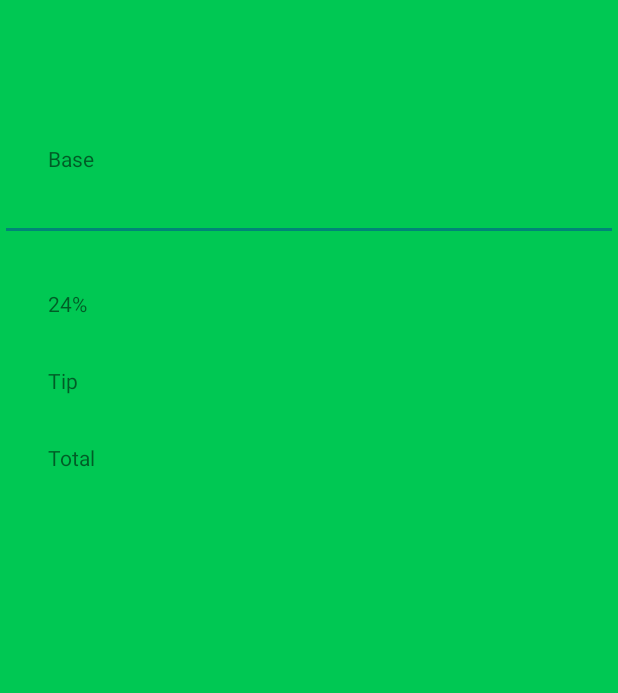
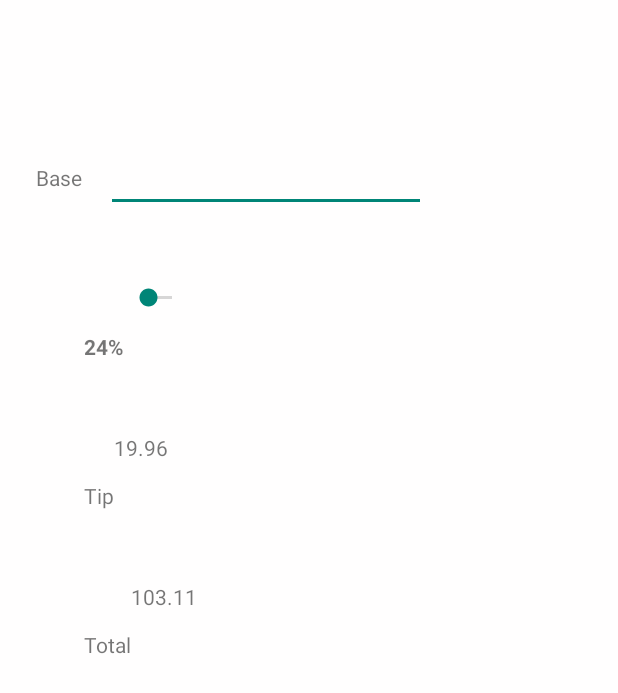
Before and after one commit to Anjasfedo/tippie, an Android app built with Jetpack Compose: the screen it shows after launch (MainActivity), on a phone screen of 412 x 824 dp. Shown: the top 693 px of the screen. Run offline under Robolectric (Android 15) with nearby library versions, the phone set to English and light mode, and no system bars.

Commit message:
feat: input layout

```diff
--- a/app/src/main/res/layout/activity_main.xml
+++ b/app/src/main/res/layout/activity_main.xml
@@ -3,26 +3,41 @@
     xmlns:tools="http://schemas.android.com/tools"
     android:layout_width="match_parent"
     android:layout_height="match_parent"
-    android:background="#00C853"
+    android:background="#FFFEFE"
     android:orientation="vertical"
-    android:paddingTop="48dp">
+    android:paddingTop="48dp"
+    tools:context=".MainActivity">
+
+    <LinearLayout
+        android:layout_width="wrap_content"
+        android:layout_height="wrap_content"
+        android:layout_marginLeft="24dp"
+        android:layout_marginTop="48dp"
+        android:orientation="horizontal">
 
         <TextView
             android:id="@+id/tvBaseLabel"
             android:layout_width="wrap_content"
             android:layout_height="wrap_content"
-        android:layout_marginLeft="32dp"
-        android:layout_marginTop="48dp"
-        android:baselineAligned="true"
+            android:layout_gravity="center_vertical"
             android:text="Base" />
 
-
         <EditText
-        android:id="@+id/editTextNumberDecimal"
-        android:layout_width="match_parent"
+            android:id="@+id/etBaseAmount"
+            android:layout_width="0dp"
             android:layout_height="wrap_content"
+            android:layout_marginStart="16dp"
+            android:layout_weight="1"
             android:ems="10"
             android:inputType="numberDecimal" />
+    </LinearLayout>
+
+    <LinearLayout
+        android:layout_width="wrap_content"
+        android:layout_height="wrap_content"
+        android:layout_marginLeft="24dp"
+        android:layout_marginTop="48dp"
+        android:orientation="horizontal">
 
         <TextView
             android:id="@+id/tvTipPercentLabel"
@@ -31,7 +46,22 @@
             android:layout_marginLeft="32dp"
             android:layout_marginTop="32dp"
             android:baselineAligned="false"
-        android:text="24%" />
+            android:text="24%"
+            android:textStyle="bold" />
+
+        <SeekBar
+            android:id="@+id/seekBarTip"
+            android:layout_width="wrap_content"
+            android:layout_height="wrap_content"
+            android:layout_weight="1" />
+    </LinearLayout>
+
+    <LinearLayout
+        android:layout_width="wrap_content"
+        android:layout_height="wrap_content"
+        android:layout_marginLeft="24dp"
+        android:layout_marginTop="48dp"
+        android:orientation="horizontal">
 
         <TextView
             android:id="@+id/tvTipLabel"
@@ -43,6 +73,21 @@
             android:text="Tip" />
 
         <TextView
+            android:id="@+id/tvTipAmount"
+            android:layout_width="wrap_content"
+            android:layout_height="wrap_content"
+            android:layout_weight="1"
+            android:text="19.96" />
+    </LinearLayout>
+
+    <LinearLayout
+        android:layout_width="wrap_content"
+        android:layout_height="wrap_content"
+        android:layout_marginLeft="24dp"
+        android:layout_marginTop="48dp"
+        android:orientation="horizontal">
+
+        <TextView
             android:id="@+id/tvTotalLabel"
             android:layout_width="wrap_content"
             android:layout_height="wrap_content"
@@ -51,4 +96,12 @@
             android:baselineAligned="false"
             android:text="Total" />
 
+        <TextView
+            android:id="@+id/tvTotalAmount"
+            android:layout_width="wrap_content"
+            android:layout_height="wrap_content"
+            android:layout_weight="1"
+            android:text="103.11" />
     </LinearLayout>
+
+</LinearLayout>
```
Lines whose indentation alone changed are shown as unchanged.
